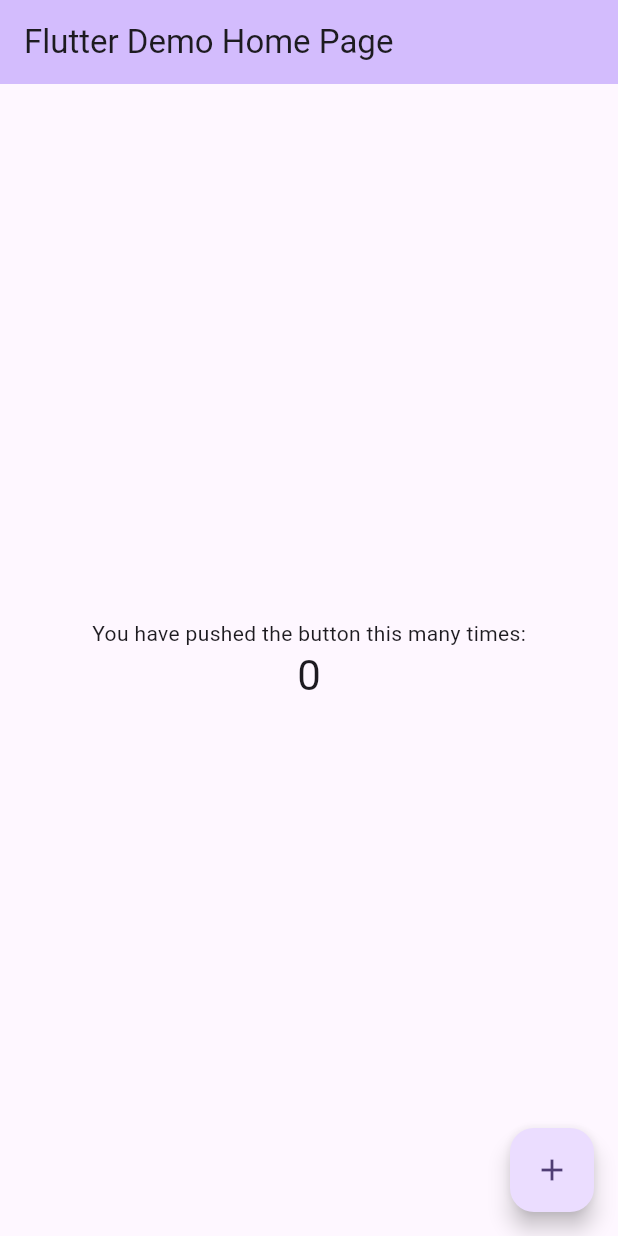
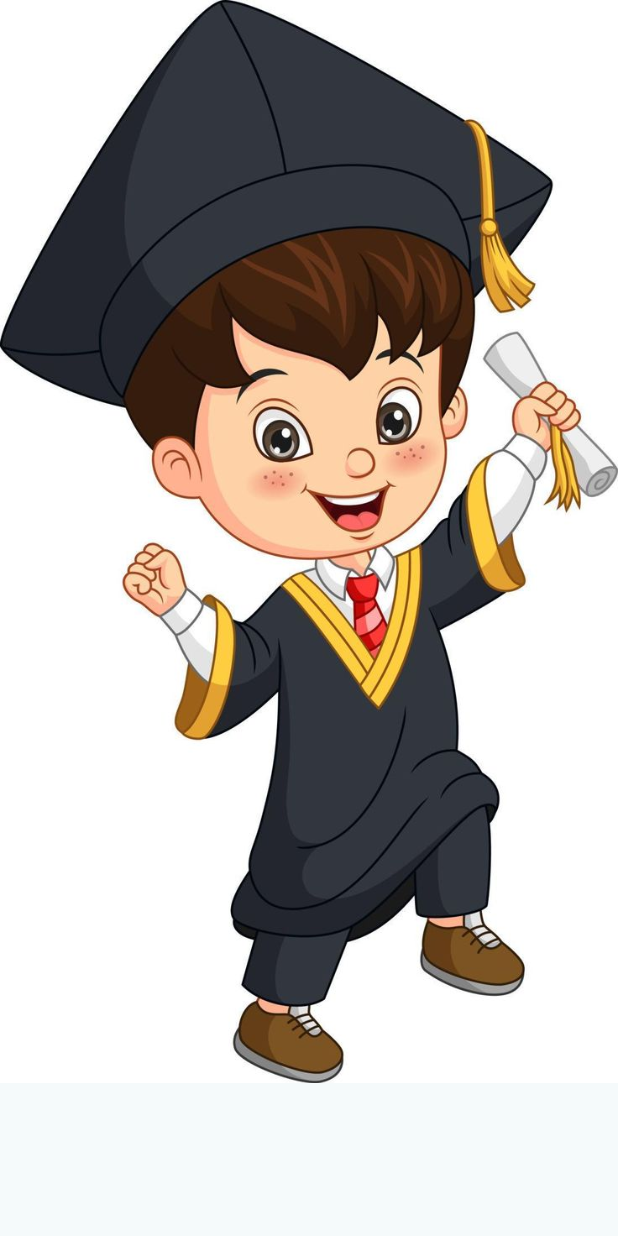
Before and after one commit to cyberhypex/electrotes_Prod, a Flutter app: the screen it shows after launch, on a phone screen of 412 x 824 dp. Run offline on Flutter 3.47's test engine with Material 3 defaults, Android fonts, the light colour scheme and no system bars.

Commit message:
Package google font added and image asset updated

```diff
--- /dev/null
+++ b/lib/Screens/homeScreen.dart
@@ -0,0 +1,18 @@
+import 'package:flutter/material.dart';
+
+class MyHomePage extends StatefulWidget {
+  const MyHomePage({super.key});
+
+  @override
+  State<MyHomePage> createState() => _MyHomePageState();
+}
+
+class _MyHomePageState extends State<MyHomePage> {
+  @override
+  Widget build(BuildContext context) {
+    return Scaffold(
+      body: Image.asset('assets/images/splash_graphics.jpeg')
+
+    );
+  }
+}
--- a/lib/main.dart
+++ b/lib/main.dart
@@ -1,4 +1,6 @@
 import 'package:flutter/material.dart';
+
+import 'Screens/homeScreen.dart';
 
 void main() {
   runApp(const MyApp());
@@ -11,115 +13,12 @@
   @override
   Widget build(BuildContext context) {
     return MaterialApp(
-      title: 'Flutter Demo',
+      title: 'Electrotes',
       theme: ThemeData(
-        // This is the theme of your application.
-        //
-        // TRY THIS: Try running your application with "flutter run". You'll see
-        // the application has a purple toolbar. Then, without quitting the app,
-        // try changing the seedColor in the colorScheme below to Colors.green
-        // and then invoke "hot reload" (save your changes or press the "hot
-        // reload" button in a Flutter-supported IDE, or press "r" if you used
-        // the command line to start the app).
-        //
-        // Notice that the counter didn't reset back to zero; the application
-        // state is not lost during the reload. To reset the state, use hot
-        // restart instead.
-        //
-        // This works for code too, not just values: Most code changes can be
-        // tested with just a hot reload.
-        colorScheme: ColorScheme.fromSeed(seedColor: Colors.deepPurple),
+        colorScheme: ColorScheme.fromSeed(seedColor: Colors.white54),
         useMaterial3: true,
       ),
-      home: const MyHomePage(title: 'Flutter Demo Home Page'),
+      home: MyHomePage(),
     );
   }
 }
-
-class MyHomePage extends StatefulWidget {
-  const MyHomePage({super.key, required this.title});
-
-  // This widget is the home page of your application. It is stateful, meaning
-  // that it has a State object (defined below) that contains fields that affect
-  // how it looks.
-
-  // This class is the configuration for the state. It holds the values (in this
-  // case the title) provided by the parent (in this case the App widget) and
-  // used by the build method of the State. Fields in a Widget subclass are
-  // always marked "final".
-
-  final String title;
-
-  @override
-  State<MyHomePage> createState() => _MyHomePageState();
-}
-
-class _MyHomePageState extends State<MyHomePage> {
-  int _counter = 0;
-
-  void _incrementCounter() {
-    setState(() {
-      // This call to setState tells the Flutter framework that something has
-      // changed in this State, which causes it to rerun the build method below
-      // so that the display can reflect the updated values. If we changed
-      // _counter without calling setState(), then the build method would not be
-      // called again, and so nothing would appear to happen.
-      _counter++;
-    });
-  }
-
-  @override
-  Widget build(BuildContext context) {
-    // This method is rerun every time setState is called, for instance as done
-    // by the _incrementCounter method above.
-    //
-    // The Flutter framework has been optimized to make rerunning build methods
-    // fast, so that you can just rebuild anything that needs updating rather
-    // than having to individually change instances of widgets.
-    return Scaffold(
-      appBar: AppBar(
-        // TRY THIS: Try changing the color here to a specific color (to
-        // Colors.amber, perhaps?) and trigger a hot reload to see the AppBar
-        // change color while the other colors stay the same.
-        backgroundColor: Theme.of(context).colorScheme.inversePrimary,
-        // Here we take the value from the MyHomePage object that was created by
-        // the App.build method, and use it to set our appbar title.
-        title: Text(widget.title),
-      ),
-      body: Center(
-        // Center is a layout widget. It takes a single child and positions it
-        // in the middle of the parent.
-        child: Column(
-          // Column is also a layout widget. It takes a list of children and
-          // arranges them vertically. By default, it sizes itself to fit its
-          // children horizontally, and tries to be as tall as its parent.
-          //
-          // Column has various properties to control how it sizes itself and
-          // how it positions its children. Here we use mainAxisAlignment to
-          // center the children vertically; the main axis here is the vertical
-          // axis because Columns are vertical (the cross axis would be
-          // horizontal).
-          //
-          // TRY THIS: Invoke "debug painting" (choose the "Toggle Debug Paint"
-          // action in the IDE, or press "p" in the console), to see the
-          // wireframe for each widget.
-          mainAxisAlignment: MainAxisAlignment.center,
-          children: <Widget>[
-            const Text(
-              'You have pushed the button this many times:',
-            ),
-            Text(
-              '$_counter',
-              style: Theme.of(context).textTheme.headlineMedium,
-            ),
-          ],
-        ),
-      ),
-      floatingActionButton: FloatingActionButton(
-        onPressed: _incrementCounter,
-        tooltip: 'Increment',
-        child: const Icon(Icons.add),
-      ), // This trailing comma makes auto-formatting nicer for build methods.
-    );
-  }
-}
--- a/pubspec.yaml
+++ b/pubspec.yaml
@@ -35,6 +35,7 @@ dependencies:
   # The following adds the Cupertino Icons font to your application.
   # Use with the CupertinoIcons class for iOS style icons.
   cupertino_icons: ^1.0.6
+  google_fonts: ^6.2.1
 
 dev_dependencies:
   flutter_test:
@@ -59,8 +60,8 @@ flutter:
   uses-material-design: true
 
   # To add assets to your application, add an assets section, like this:
-  # assets:
-  #   - images/a_dot_burr.jpeg
+  assets:
+    - assets/images/
   #   - images/a_dot_ham.jpeg
 
   # An image asset can refer to one or more resolution-specific "variants", see
```
Also changed, not shown: assets/images/splash_graphics.jpeg (renamed from splash_graphics.jpeg), pubspec.lock, 1 other file.
